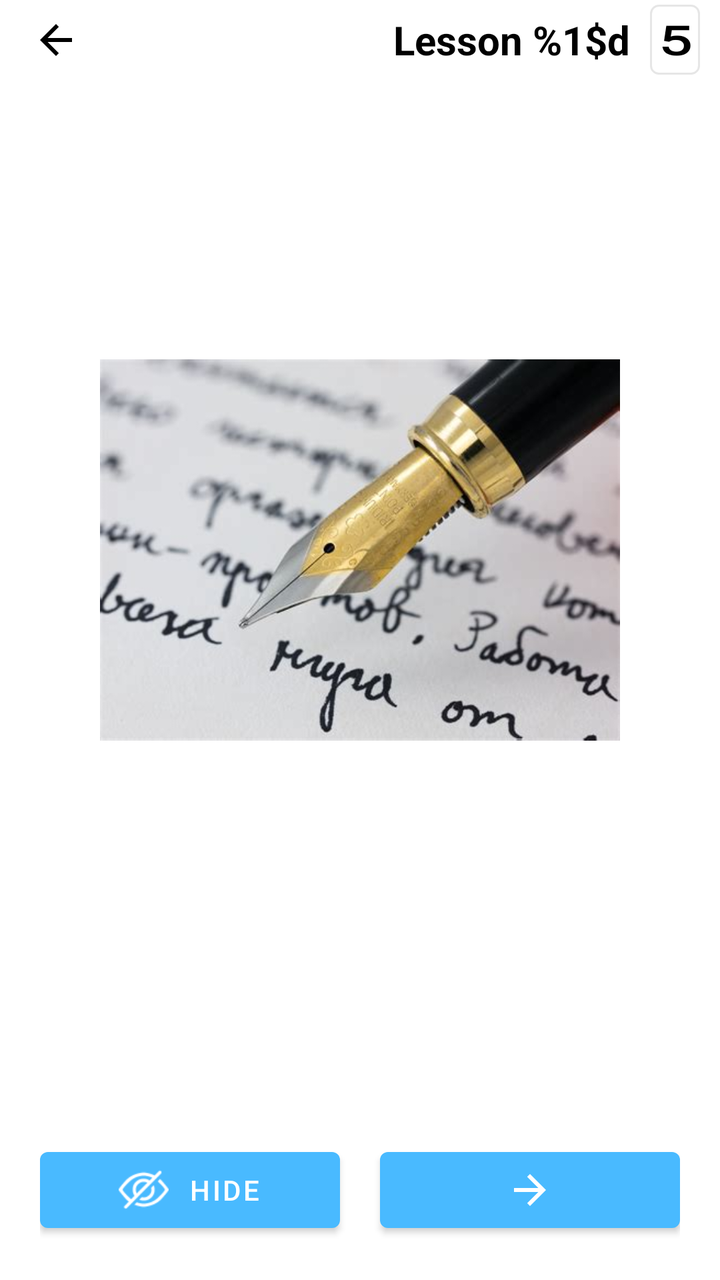
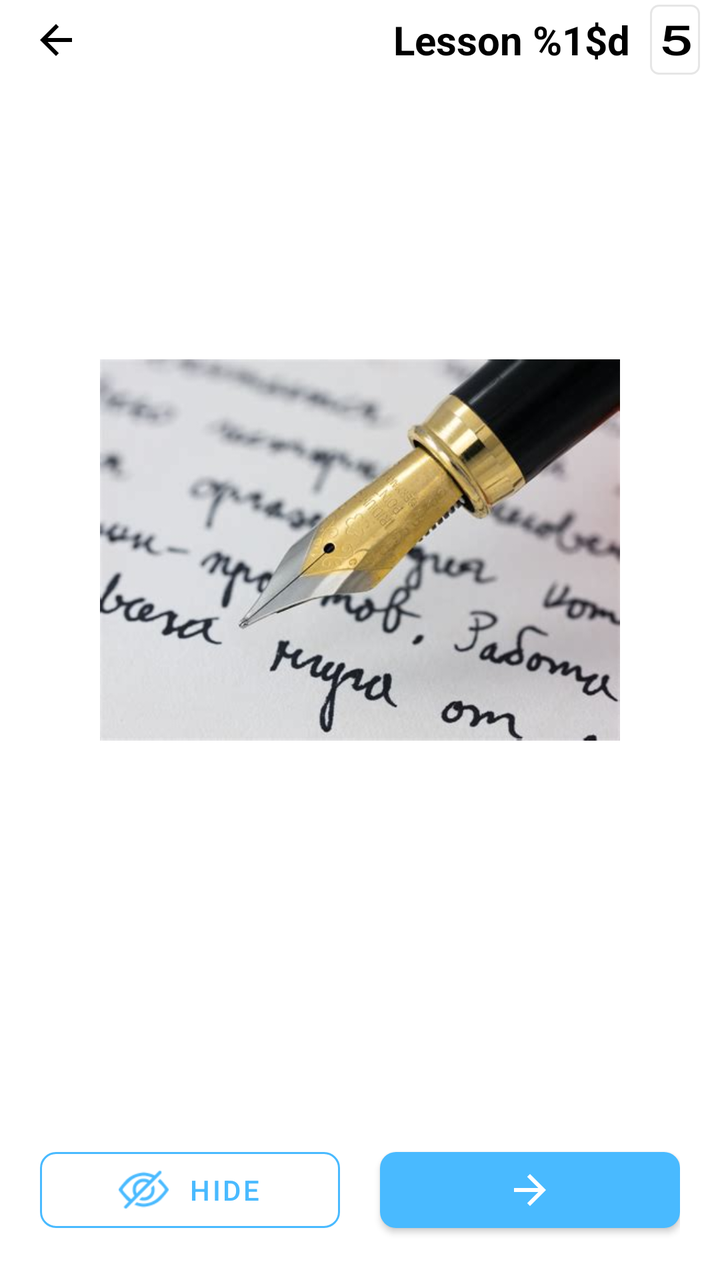

An Android layout rendered at two revisions. The XML below is the earlier revision; the diff shows what the commit changed to produce the second picture.
<!-- AndroidManifest.xml: application theme Theme.SUN -->
<!-- res/layout/activity_test_sentences.xml -->
<?xml version="1.0" encoding="utf-8"?>
<LinearLayout xmlns:android="http://schemas.android.com/apk/res/android"
    xmlns:app="http://schemas.android.com/apk/res-auto"
    xmlns:tools="http://schemas.android.com/tools"
    android:layout_width="match_parent"
    android:layout_height="match_parent"
    android:fillViewport="true"
    android:orientation="vertical"
    tools:context=".ui.activity.TestSentencesActivity">

    <include android:id="@+id/top_nav_bar" layout="@layout/top_navigation" />

    <FrameLayout
        android:id="@+id/image_container"
        android:layout_width="match_parent"
        android:layout_height="0dp"
        android:layout_weight="1"
        android:layout_marginHorizontal="@dimen/_50dp">

        <ImageView
            android:id="@+id/item_image"
            android:layout_width="wrap_content"
            android:layout_height="match_parent"
            android:layout_gravity="center"
            android:adjustViewBounds="true"
            android:src="@drawable/ic_write"/>
    </FrameLayout>

    <LinearLayout
        android:id="@+id/answers_container"
        android:layout_width="match_parent"
        android:layout_height="wrap_content"
        android:orientation="vertical"
        android:layout_marginHorizontal="@dimen/_20dp">

        <androidx.recyclerview.widget.RecyclerView
            android:id="@+id/answers_list"
            android:layout_width="wrap_content"
            android:layout_height="match_parent"
            android:layout_marginTop="@dimen/_20dp"
            android:layout_gravity="center_horizontal"
            app:layoutManager="androidx.recyclerview.widget.LinearLayoutManager"
            android:orientation="horizontal"/>
    </LinearLayout>

    <LinearLayout
        android:id="@+id/options_container"
        android:layout_width="match_parent"
        android:layout_height="wrap_content"
        android:orientation="vertical"
        android:layout_marginTop="@dimen/_20dp"
        android:layout_marginHorizontal="@dimen/_20dp">

        <androidx.recyclerview.widget.RecyclerView
            android:id="@+id/options_list"
            android:layout_width="wrap_content"
            android:layout_height="match_parent"
            android:layout_gravity="center_horizontal"
            app:layoutManager="androidx.recyclerview.widget.GridLayoutManager"
            app:spanCount="4"/>
    </LinearLayout>

    <LinearLayout
        android:id="@+id/correct_container"
        android:layout_width="match_parent"
        android:layout_height="wrap_content"
        android:orientation="vertical"
        android:gravity="center"
        android:layout_marginTop="@dimen/_20dp"
        android:layout_marginHorizontal="@dimen/_20dp"
        android:visibility="gone">

        <com.google.android.material.button.MaterialButton
            android:layout_width="wrap_content"
            android:layout_height="wrap_content"
            android:layout_gravity="center"
            android:text="@string/correct"
            android:textColor="#1DB586"
            android:textSize="@dimen/_20sp"
            app:icon="@drawable/ic_check_24"
            app:iconTint="#1DB586"
            app:iconSize="@dimen/_30dp"
            style="@style/Widget.MaterialComponents.Button.TextButton"/>

        <androidx.recyclerview.widget.RecyclerView
            android:id="@+id/correct_list"
            android:layout_width="wrap_content"
            android:layout_height="match_parent"
            android:layout_marginTop="@dimen/_20dp"
            android:layout_gravity="center"
            app:layoutManager="androidx.recyclerview.widget.GridLayoutManager"/>
    </LinearLayout>

    <LinearLayout
        android:id="@+id/incorrect_container"
        android:layout_width="match_parent"
        android:layout_height="wrap_content"
        android:orientation="vertical"
        android:gravity="center"
        android:layout_marginTop="@dimen/_20dp"
        android:layout_marginHorizontal="@dimen/_20dp"
        android:visibility="gone">

        <com.google.android.material.button.MaterialButton
            android:layout_width="wrap_content"
            android:layout_height="wrap_content"
            android:layout_gravity="center"
            android:text="@string/incorrect"
            android:textColor="@color/red"
            android:textSize="@dimen/_20sp"
            app:icon="@drawable/ic_close_24"
            app:iconTint="@color/red"
            app:iconSize="@dimen/_30dp"
            style="@style/Widget.MaterialComponents.Button.TextButton"/>

        <androidx.recyclerview.widget.RecyclerView
            android:id="@+id/incorrect_list"
            android:layout_width="wrap_content"
            android:layout_height="match_parent"
            android:layout_marginTop="@dimen/_20dp"
            android:layout_gravity="center"
            app:layoutManager="androidx.recyclerview.widget.GridLayoutManager"/>
    </LinearLayout>

    <LinearLayout
        android:id="@+id/button_container"
        android:layout_width="match_parent"
        android:layout_height="wrap_content"
        android:visibility="visible"
        android:orientation="horizontal"
        android:layout_marginVertical="@dimen/_20dp"
        android:layout_marginHorizontal="@dimen/_20dp">

        <com.google.android.material.button.MaterialButton
            android:id="@+id/show_answer"
            android:layout_width="0dp"
            android:layout_height="@dimen/_50dp"
            android:layout_weight="1"
            android:text="@string/hide"
            app:icon="@drawable/selector_show_answer"
            app:iconSize="@dimen/_25dp"
            app:iconPadding="10dp"
            app:iconGravity="textStart"/>

        <View
            android:layout_width="@dimen/_20dp"
            android:layout_height="1dp"/>

        <com.google.android.material.button.MaterialButton
            android:id="@+id/next_sentence"
            android:layout_width="0dp"
            android:layout_height="@dimen/_50dp"
            android:layout_weight="1"
            app:icon="@drawable/ic_arrow_right"
            app:iconPadding="0dp"
            app:iconGravity="textStart"/>
    </LinearLayout>

</LinearLayout>
<!-- res/layout/top_navigation.xml (included above) -->
<?xml version="1.0" encoding="utf-8"?>
<androidx.appcompat.widget.Toolbar
    xmlns:android="http://schemas.android.com/apk/res/android"
    xmlns:app="http://schemas.android.com/apk/res-auto"
    android:id="@+id/toolbar"
    app:navigationIcon="@drawable/ic_arrow_back"
    android:layout_width="match_parent"
    android:layout_height="@dimen/_40dp">

    <LinearLayout
        android:id="@+id/current_page"
        android:layout_width="wrap_content"
        android:layout_height="wrap_content"
        android:orientation="horizontal"
        android:layout_gravity="end"
        android:layout_marginEnd="@dimen/_10dp">

        <ImageView
            android:id="@+id/icon_image"
            android:layout_width="@dimen/_20dp"
            android:layout_height="wrap_content"
            android:src="@drawable/ic_book"
            android:adjustViewBounds="true"
            android:layout_gravity="center"
            android:layout_marginEnd="@dimen/_10dp"
            android:visibility="gone"/>

        <TextView
            android:layout_width="wrap_content"
            android:layout_height="wrap_content"
            android:text="@string/lesson_name"
            android:textSize="@dimen/_20sp"
            android:textStyle="bold"
            android:textColor="@color/black"
            android:elevation="1dp"
            android:id="@+id/page_title" />

        <TextView
            android:layout_width="wrap_content"
            android:layout_height="wrap_content"
            android:text="@string/tally_example"
            android:textSize="@dimen/_20sp"
            android:textColor="@color/black"
            android:textScaleX="1.5"
            android:elevation="1dp"
            android:layout_marginStart="@dimen/_10dp"
            android:fontFamily="@font/tally"
            android:id="@+id/tally_number"
            android:textStyle="bold"
            android:padding="@dimen/_4dp"
            android:gravity="center"
            android:background="@drawable/background_tally"/>
    </LinearLayout>
</androidx.appcompat.widget.Toolbar>
<!-- resources referenced by this layout -->
<resources>
  <color name="black">#FF000000</color>
  <color name="red">#FF1100</color>
  <dimen name="_10dp">10dp</dimen>
  <dimen name="_20dp">20dp</dimen>
  <dimen name="_20sp">20sp</dimen>
  <dimen name="_25dp">25dp</dimen>
  <dimen name="_30dp">30dp</dimen>
  <dimen name="_40dp">40dp</dimen>
  <dimen name="_4dp">4dp</dimen>
  <dimen name="_50dp">50dp</dimen>
  <!-- drawable background_tally (drawable) -->
  <?xml version="1.0" encoding="utf-8"?>
  <shape xmlns:android="http://schemas.android.com/apk/res/android">
      <size android:width="@dimen/_22dp"/>
      <stroke
          android:width="1dp"
          android:color="@color/gray"/>
      <corners android:radius="@dimen/_4dp"/>
      <solid android:color="@color/transparent"/>
  </shape>
  <!-- drawable ic_arrow_back (drawable) -->
  <vector
      android:autoMirrored="true"
      android:height="24dp"
      android:tint="#000000"
      android:viewportHeight="24"
      android:viewportWidth="24"
      android:width="24dp"
      xmlns:android="http://schemas.android.com/apk/res/android">
      <path android:fillColor="@android:color/white" android:pathData="M20,11H7.83l5.59,-5.59L12,4l-8,8 8,8 1.41,-1.41L7.83,13H20v-2z"/>
  </vector>
  <!-- drawable ic_arrow_right (drawable) -->
  <vector
      android:autoMirrored="true"
      android:height="24dp"
      android:tint="#000000"
      android:viewportHeight="24"
      android:viewportWidth="24"
      android:width="24dp"
      xmlns:android="http://schemas.android.com/apk/res/android">
  
      <group
          android:name="rotationGroup"
          android:pivotX="12"
          android:scaleX="-1">
          <path android:fillColor="@android:color/white" android:pathData="M20,11H7.83l5.59,-5.59L12,4l-8,8 8,8 1.41,-1.41L7.83,13H20v-2z"/>
      </group>
  
  </vector>
  <!-- drawable ic_book: png bitmap (drawable, 508 bytes) -->
  <!-- drawable ic_check_24 (drawable) -->
  <vector xmlns:android="http://schemas.android.com/apk/res/android" android:height="24dp" android:tint="#000000" android:viewportHeight="24" android:viewportWidth="24" android:width="24dp">
        
      <path android:fillColor="@android:color/white" android:pathData="M9,16.17L4.83,12l-1.42,1.41L9,19 21,7l-1.41,-1.41z"/>
      
  </vector>
  <!-- drawable ic_close_24 (drawable) -->
  <vector xmlns:android="http://schemas.android.com/apk/res/android" android:height="24dp" android:tint="#000000" android:viewportHeight="24" android:viewportWidth="24" android:width="24dp">
        
      <path android:fillColor="@android:color/white" android:pathData="M19,6.41L17.59,5 12,10.59 6.41,5 5,6.41 10.59,12 5,17.59 6.41,19 12,13.41 17.59,19 19,17.59 13.41,12z"/>
      
  </vector>
  <!-- drawable selector_show_answer (drawable) -->
  <?xml version="1.0" encoding="utf-8"?>
  <selector xmlns:android="http://schemas.android.com/apk/res/android">
      <item android:drawable="@drawable/ic_eye_open" android:state_activated="true"/>
      <item android:drawable="@drawable/ic_eye_closed" android:state_activated="false"/>
  </selector>
  <string name="correct">Correct</string>
  <string name="hide">Hide</string>
  <string name="incorrect">Incorrect</string>
  <string name="lesson_name">Lesson %1$d</string>
  <string name="tally_example" translatable="false">5</string>
  <style name="Theme.SUN" parent="Base.Theme.SUN" />
  <dimen name="_22dp">22dp</dimen>
  <color name="gray">#E6E6E6</color>
  <color name="transparent">#00000000</color>
  <style name="Base.Theme.SUN" parent="Theme.MaterialComponents.Light.NoActionBar.Bridge">
          <item name="colorPrimary">@color/primary</item>
          <item name="colorPrimaryDark">@color/primary_dark</item>
          <item name="colorAccent">@color/accent</item>
          <item name="android:windowBackground">@color/white</item>
          <item name="android:statusBarColor">@color/primary</item>
      </style>
  <color name="primary">#49BAFF</color>
  <color name="primary_dark">#004874</color>
  <color name="accent">#00C78E</color>
  <color name="white">#FFFFFFFF</color>
  <!-- unchanged entries left out for length: 3 -->
</resources>

<!-- the commit's change to res/layout/activity_test_sentences.xml (unified diff, before → after) -->
@@ -138,9 +138,12 @@
             android:layout_weight="1"
             android:text="@string/hide"
             app:icon="@drawable/selector_show_answer"
+            app:strokeColor="@color/primary"
             app:iconSize="@dimen/_25dp"
             app:iconPadding="10dp"
-            app:iconGravity="textStart"/>
+            app:iconGravity="textStart"
+            app:cornerRadius="@dimen/_8dp"
+            style="@style/Widget.MaterialComponents.Button.OutlinedButton"/>
 
         <View
             android:layout_width="@dimen/_20dp"
@@ -153,7 +156,8 @@
             android:layout_weight="1"
             app:icon="@drawable/ic_arrow_right"
             app:iconPadding="0dp"
-            app:iconGravity="textStart"/>
+            app:iconGravity="textStart"
+            app:cornerRadius="@dimen/_8dp"/>
     </LinearLayout>
 
 </LinearLayout>
<!-- resource entries referenced after the edit -->
@@ -10,6 +10,7 @@
   <dimen name="_40dp">40dp</dimen>
   <dimen name="_4dp">4dp</dimen>
   <dimen name="_50dp">50dp</dimen>
+  <dimen name="_8dp">8dp</dimen>
   <!-- drawable background_tally (drawable) -->
   <?xml version="1.0" encoding="utf-8"?>
   <shape xmlns:android="http://schemas.android.com/apk/res/android">
